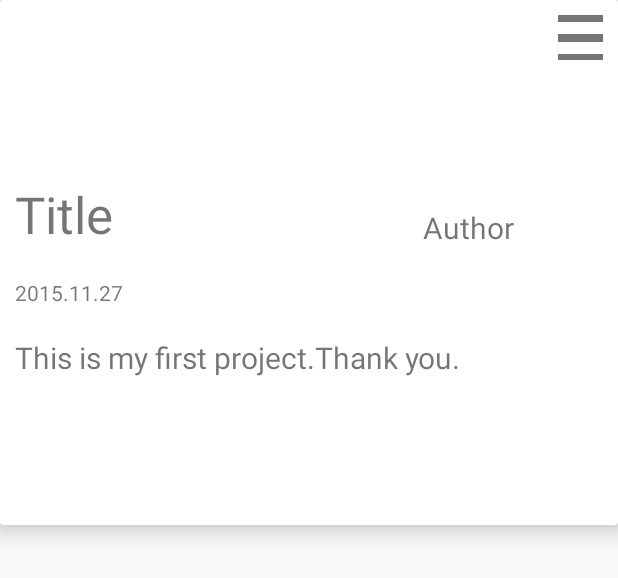
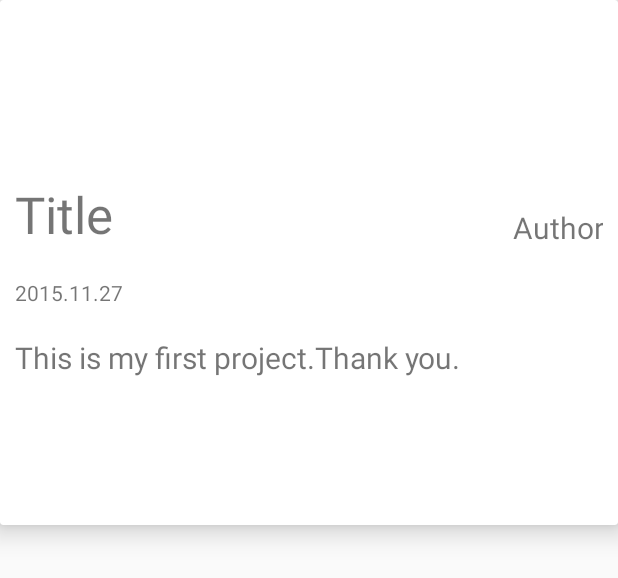
Before and after one commit to qiaoyunrui/LightReader, an Android app: the layout card_layout.xml on its own in the app's theme, with its tools: preview values and no code run, on a phone screen of 412 x 824 dp. Shown: the top 578 px of the screen. Run offline under Robolectric (Android 15) with nearby library versions, the phone set to English and light mode, and no system bars.

Commit message:
一半的界面(补充1.0)

```diff
--- a/app/src/main/res/layout/activity_main.xml
+++ b/app/src/main/res/layout/activity_main.xml
@@ -28,6 +28,8 @@
         android:elevation="5dp"
         android:visibility="invisible" />
 
+    -
+
     <android.support.v7.widget.RecyclerView
         android:id="@+id/recyclerView"
         android:layout_width="match_parent"
@@ -37,5 +39,4 @@
 
     <include layout="@layout/card_layout" />
 
-
 </RelativeLayout>
--- a/app/src/main/res/layout/card_layout.xml
+++ b/app/src/main/res/layout/card_layout.xml
@@ -46,7 +46,7 @@
                     android:layout_alignParentBottom="true"
                     android:layout_alignParentRight="true"
                     android:layout_margin="@dimen/card_part_margin"
-                    android:gravity="center_vertical|left"
+                    android:gravity="center_vertical|right"
                     android:text="@string/card_author_text"
                     android:textSize="@dimen/card_author_text_size" />
             </RelativeLayout>
@@ -81,14 +81,14 @@
 
     </LinearLayout>
 
-    <ImageButton
-        android:id="@+id/delete"
-        android:layout_width="@dimen/card_delete_button_width"
-        android:layout_height="@dimen/card_delete_button_height"
-        android:layout_gravity="right|top"
-        android:layout_margin="@dimen/card_part_margin"
-        android:background="#ffff"
-        android:elevation="0dp"
-        android:src="@mipmap/ic_menu_grey600_48dp" />
+    <!--<ImageButton-->
+    <!--android:id="@+id/delete"-->
+    <!--android:layout_width="@dimen/card_delete_button_width"-->
+    <!--android:layout_height="@dimen/card_delete_button_height"-->
+    <!--android:layout_gravity="right|top"-->
+    <!--android:layout_margin="@dimen/card_part_margin"-->
+    <!--android:background="#ffff"-->
+    <!--android:elevation="0dp"-->
+    <!--android:src="@mipmap/ic_menu_grey" />-->
 
 </android.support.v7.widget.CardView>
--- a/app/src/main/res/values/dimens.xml
+++ b/app/src/main/res/values/dimens.xml
@@ -12,4 +12,6 @@
     <dimen name="card_delete_button_height">30dp</dimen>
     <dimen name="card_delete_button_width">30dp</dimen>
     <dimen name="sdk_21_margin">10dp</dimen>
+    <dimen name="button_capture_height">50dp</dimen>
+    <dimen name="button_capture_width">50dp</dimen>
 </resources>
```
Also changed, not shown: app/src/main/res/layout/camera_layout.xml (+9 -7 lines), app/src/main/res/mipmap-hdpi/ic_menu_grey.png (added), app/src/main/res/mipmap-mdpi/ic_menu_grey.png (added), app/src/main/res/mipmap-xxhdpi/ic_menu_black_48dp.png (deleted), app/src/main/res/mipmap-xxhdpi/ic_menu_grey.png (renamed from app/src/main/res/mipmap-xxhdpi/ic_menu_grey600_48dp.png), app/src/main/res/mipmap-xxxhdpi/ic_camera_black.png (added), app/src/main/res/mipmap-xxxhdpi/ic_camera_grey.png (added), app/src/main/res/mipmap-xxxhdpi/ic_menu_grey.png (added).
